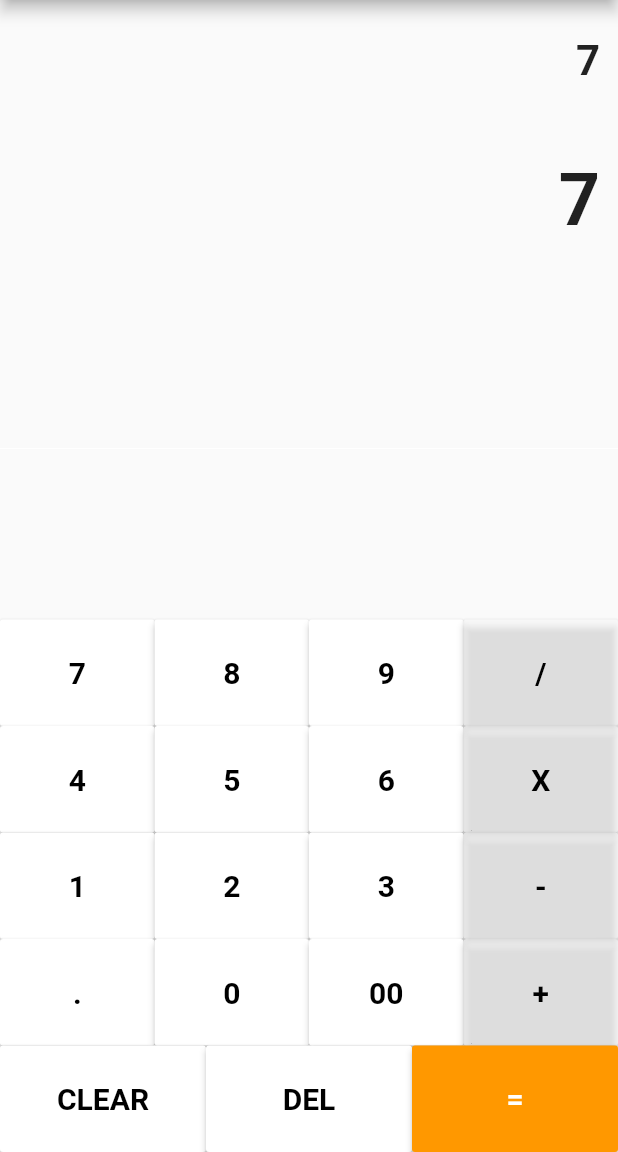
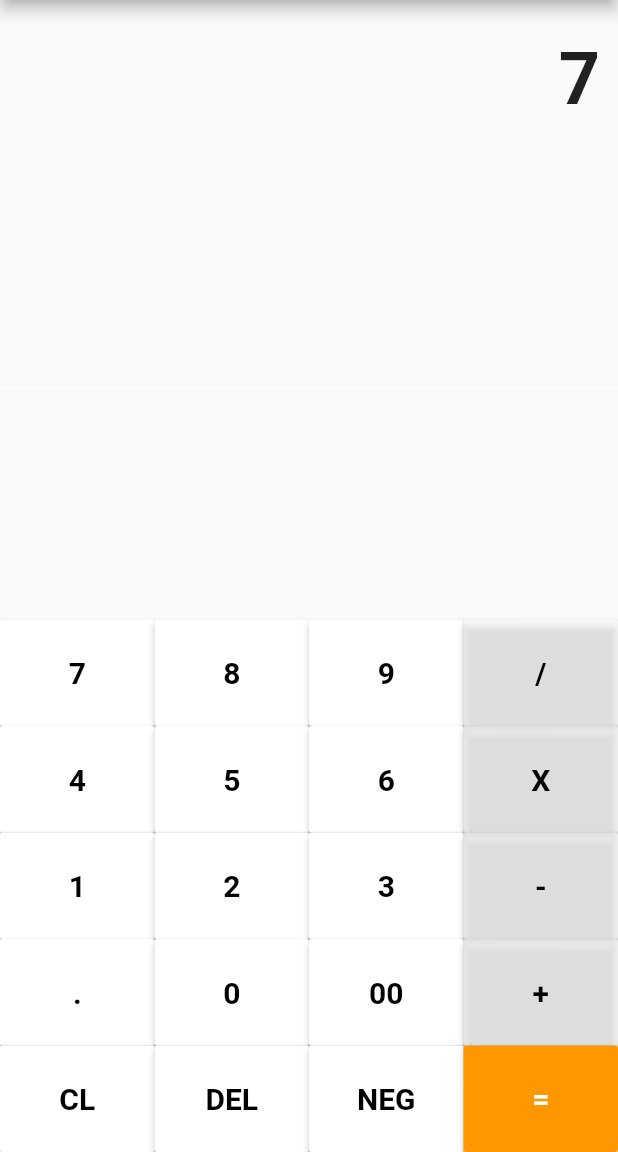
Before and after one commit to z35ali/calculator_app, a Flutter app: the screen it shows after launch, after a tap on an icon or button, on a phone screen of 412 x 824 dp, the part 84-1236 px from its top. Run offline on Flutter 3.47's test engine with Material 2 defaults, Android fonts, the phone set to English and light mode, and no system bars.

Commit message:
Implement negative button

```diff
--- a/lib/main.dart
+++ b/lib/main.dart
@@ -50,16 +50,14 @@ class _MyHomePageState extends State<MyHomePage> {
   double num2 = 0.0;
   String operand = ""; // +, -, X, or /
   bool nextNum = false;
-  String expression = "";
   String firstOperand = "";
 
 
 
   buttonPressed(String buttonText){
 
-    if (buttonText == "CLEAR") {
+    if (buttonText == "CL") {
       _output = "";
-      expression = "";
       num1 = 0.0;
       num2 = 0.0;
       operand = ""; // +, -, X, or /
@@ -69,28 +67,23 @@ class _MyHomePageState extends State<MyHomePage> {
     if (_output.length > 0) {
       _output = _output.substring(0, output.length - 1);
 
-      if (nextNum){
-        expression += _output;
-      }else {
-        expression = _output;
-      }
+
     }
-    }else if (buttonText == "+" || buttonText == "-" || buttonText == "X" || buttonText == "/") {
-      num1 = double.parse(output);
-      operand = buttonText;
-      nextNum = true;
+    }else if (buttonText == "NEG"){
+      _output = (double.parse(_output)*-1.0).toString();
 
 
+    }else if (buttonText == "+" || buttonText == "-" || buttonText == "X" || buttonText == "/") {
+
       if (firstOperand == "") {
+        num1 = double.parse(output);
+        operand = buttonText;
         firstOperand = operand;
-        expression += " " + operand + " ";
-      }else{
-        int firstSpace = expression.indexOf(" ");
-        expression = expression.substring(0, firstSpace+1) + operand  + expression.substring(firstSpace+2, expression.length);
-        num1 = double.parse(expression.substring(0, firstSpace+1));
+        nextNum = true;
+      }else {
+        operand = buttonText;
+        nextNum = true;
       }
-
-
 
 
     }else if (buttonText == "."){
@@ -100,13 +93,15 @@ class _MyHomePageState extends State<MyHomePage> {
       }else{
 
         _output = _output + buttonText;
-        expression += buttonText;
+
 
 
       }
     }else if (buttonText == "="){
       num2 = double.parse(output);
-      expression += " = ";
+      print(num1.toString() + num2.toString() + operand);
+
+
 
       if (operand == "+"){
         _output = (num1 + num2).toString();
@@ -120,10 +115,10 @@ class _MyHomePageState extends State<MyHomePage> {
       if (operand == "/"){
         _output = (num1 / num2).toString();
       }
-      print(num1.toString()+ " " +operand+ " "+ num2.toString());
       num1 = 0.0;
       num2 = 0.0;
       operand = "";
+      firstOperand = operand;
 
 
 
@@ -133,10 +128,11 @@ class _MyHomePageState extends State<MyHomePage> {
         _output = "";
         _output = _output + buttonText;
         nextNum = false;
-        expression += buttonText;
+
       }else{
         _output = _output + buttonText;
-        expression += _output.substring(_output.length-1, _output.length);
+
+
       }
 
 
@@ -145,10 +141,8 @@ class _MyHomePageState extends State<MyHomePage> {
 
 
     setState(() {
-      if ( _output.contains(".") && _output.substring(_output.indexOf("."), _output.length).length >8) {
-        _output =  _output.substring(0,1)+_output.substring(_output.indexOf("."), _output.indexOf(".") + 9);
-      }
-        output = _output;
+
+      output = _output;
 
     });
 
@@ -229,16 +223,7 @@ class _MyHomePageState extends State<MyHomePage> {
   _buildVerticalLayout(){
     return new Container(
         child: new Column(children: <Widget>[
-          new Container(
-              alignment: Alignment.centerRight ,
-              padding: new EdgeInsets.symmetric(
-                  vertical: 24.0,
-                  horizontal: 12.0
-              ),
-              child: new Text(expression, style: new TextStyle(
-                  fontSize: 28.0,
-                  fontWeight: FontWeight.bold
-              ))),
+
       new Container(
           alignment: Alignment.centerRight ,
           padding: new EdgeInsets.symmetric(
@@ -287,8 +272,9 @@ class _MyHomePageState extends State<MyHomePage> {
                   ]),
               new Row(
                   children: [
-                    createButtonsVertical("CLEAR"),
+                    createButtonsVertical("CL"),
                     createButtonsVertical("DEL"),
+                    createButtonsVertical("NEG"),
                     createButtonsVertical("=")
                   ]),
 
@@ -351,8 +337,9 @@ class _MyHomePageState extends State<MyHomePage> {
                   ]),
               new Row(
                   children: [
-                    createButtonsHorizontal("CLEAR"),
+                    createButtonsHorizontal("CL"),
                     createButtonsHorizontal("DEL"),
+                    createButtonsHorizontal("NEG"),
                     createButtonsHorizontal("=")
                   ]),
 
```
